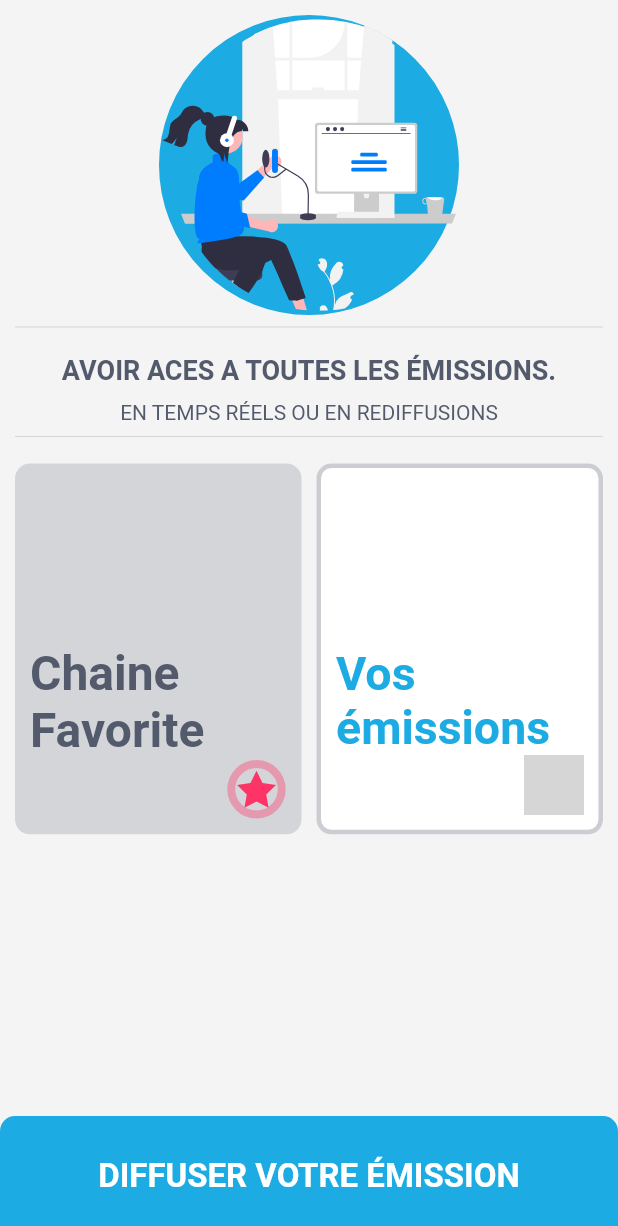
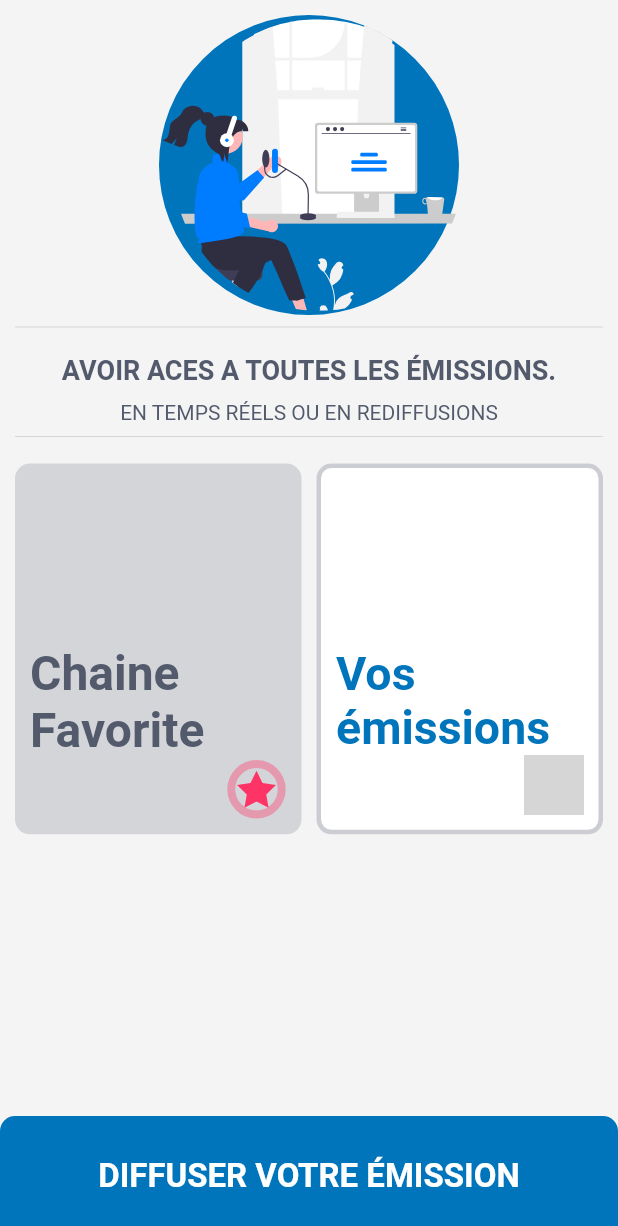
Before and after one commit to chizakasipascal/rago, a Flutter app: the screen it shows after launch, after a tap on "Connexion", after a tap on "Programme", on a phone screen of 412 x 824 dp. Shown: the top 1226 px of the screen. Run offline on Flutter 3.47's test engine with Material 2 defaults, Android fonts, the phone set to English and light mode, and no system bars; our stand-ins replace flutter_svg, google_fonts, lottie; grey boxes are pictures that could not be loaded.

Commit message:
organisation du code

```diff
--- a/lib/src/app.dart
+++ b/lib/src/app.dart
@@ -15,8 +15,8 @@ class Rago extends StatelessWidget {
       DeviceOrientation.portraitUp,
     ]);
     SystemChrome.setSystemUIOverlayStyle(const SystemUiOverlayStyle(
-      systemNavigationBarColor: slateBlue, // navigation bar color
-      statusBarColor: slateBlue, // status bar color
+      systemNavigationBarColor: kBlue, // navigation bar color
+      statusBarColor: Colors.transparent, // status bar color
     ));
     return MaterialApp(
       debugShowCheckedModeBanner: false,
--- a/lib/src/constante/app_theme.dart
+++ b/lib/src/constante/app_theme.dart
@@ -3,12 +3,12 @@ import 'package:rago/src/utils/colors.dart';
 
 final ThemeData themeData = ThemeData(
   visualDensity: VisualDensity.adaptivePlatformDensity,
-  scaffoldBackgroundColor: whiteTrasparent,
-  backgroundColor: background,
-  primaryColor: background,
+  scaffoldBackgroundColor: kWhiteTrasparent,
+  backgroundColor: kBackground,
+  primaryColor: kBackground,
   textSelectionTheme: TextSelectionThemeData(
-    cursorColor: grey.withOpacity(.5),
+    cursorColor: kGrey.withOpacity(.5),
   ),
-  splashColor: background,
-  colorScheme: ColorScheme.fromSwatch().copyWith(secondary: background),
+  splashColor: kBlue.withOpacity(.4),
+  colorScheme: ColorScheme.fromSwatch().copyWith(secondary: kBackground),
 );
--- a/lib/src/utils/colors.dart
+++ b/lib/src/utils/colors.dart
@@ -1,12 +1,12 @@
 import 'dart:ui';
 import 'package:flutter/material.dart';
 
-const whiteColor = Color(0xFFFFFFFF);
-const blackColor = Color.fromARGB(255, 0, 0, 0);
+const kWhiteColor = Color(0xFFFFFFFF);
+const kBlackColor = Color.fromARGB(255, 0, 0, 0);
 //const blackColor = Color(0xFF393938);
-const background = Color(0xFFffffff);
-const grey = Color(0xff525A6C);
-const whiteTrasparent = Color.fromRGBO(244, 244, 244, 1.0);
-const red = Color(0xFFdf2b13);
-const slateBlue = Color(0xFF1CABE2);
-const orange = Color(0xFFeea73a);
+const kBackground = Color(0xFFffffff);
+const kGrey = Color(0xff525A6C);
+const kWhiteTrasparent = Color.fromRGBO(244, 244, 244, 1.0);
+const kRed = Color(0xFFdf2b13);
+const kBlue = Color(0xFF0075BC);
+const kOrange = Color(0xFFeea73a);
--- a/lib/src/views/screens/accuil.dart
+++ b/lib/src/views/screens/accuil.dart
@@ -49,7 +49,7 @@ class Acceuil extends StatelessWidget {
                         child: Container(
                           width: size.width * .6,
                           height: 50,
-                          color: slateBlue,
+                          color: kBlue,
                           child: Center(
                             child: Padding(
                               padding:
@@ -61,14 +61,14 @@ class Acceuil extends StatelessWidget {
                                   Text(
                                     "Programme",
                                     style: TextStyle(
-                                      color: whiteColor,
+                                      color: kWhiteColor,
                                       fontSize: FontSize.small,
                                     ),
                                   ),
                                   Icon(
                                     Icons.radio,
                                     size: IconSize.sizeIcon,
-                                    color: whiteColor,
+                                    color: kWhiteColor,
                                   )
                                 ],
                               ),
@@ -88,7 +88,7 @@ class Acceuil extends StatelessWidget {
                           width: size.width * .54,
                           height: 50,
                           decoration: const BoxDecoration(
-                            color: whiteColor,
+                            color: kWhiteColor,
                             borderRadius: BorderRadius.only(
                               topRight: Radius.circular(25),
                               bottomRight: Radius.circular(25),
@@ -101,14 +101,14 @@ class Acceuil extends StatelessWidget {
                                 Text(
                                   "Acceuil",
                                   style: TextStyle(
-                                    color: slateBlue,
+                                    color: kBlue,
                                     fontSize: FontSize.small,
                                   ),
                                 ),
                                 Icon(
                                   Icons.home,
                                   size: IconSize.sizeIcon,
-                                  color: slateBlue,
+                                  color: kBlue,
                                 )
                               ],
                             ),
@@ -126,7 +126,7 @@ class Acceuil extends StatelessWidget {
                 width: size.width,
                 height: size.height * .67,
                 decoration: const BoxDecoration(
-                  color: slateBlue,
+                  color: kBlue,
                 ),
                 child: Stack(
                   children: [
--- a/lib/src/views/screens/emissions.dart
+++ b/lib/src/views/screens/emissions.dart
@@ -23,10 +23,10 @@ class Emissions extends StatelessWidget {
                   height: 200,
                   width: 200,
                   decoration: BoxDecoration(
-                    color: slateBlue,
+                    color: kBlue,
                     shape: BoxShape.circle,
                     border: Border.all(
-                      color: slateBlue,
+                      color: kBlue,
                       width: 2,
                     ),
                   ),
@@ -42,7 +42,7 @@ class Emissions extends StatelessWidget {
                 style: GoogleFonts.roboto(
                   fontSize: FontSize.meduim,
                   fontWeight: FontWeight.bold,
-                  color: grey,
+                  color: kGrey,
                 ),
               ),
               const SizedBox(height: 10),
@@ -51,7 +51,7 @@ class Emissions extends StatelessWidget {
                 style: GoogleFonts.roboto(
                   fontSize: FontSize.small,
                   fontWeight: FontWeight.normal,
-                  color: grey,
+                  color: kGrey,
                 ),
               ),
               const Divider(),
@@ -63,7 +63,7 @@ class Emissions extends StatelessWidget {
                       height: size.height * .3,
                       width: size.width * .5,
                       decoration: BoxDecoration(
-                        color: grey.withOpacity(.2),
+                        color: kGrey.withOpacity(.2),
                         borderRadius: BorderRadius.circular(10),
                       ),
                       child: Stack(
@@ -88,7 +88,7 @@ class Emissions extends StatelessWidget {
                                 style: GoogleFonts.roboto(
                                   fontSize: FontSize.lard + 10,
                                   fontWeight: FontWeight.bold,
-                                  color: grey,
+                                  color: kGrey,
                                 ),
                               ),
                             ),
@@ -103,9 +103,9 @@ class Emissions extends StatelessWidget {
                       height: size.height * .3,
                       width: size.width * .5,
                       decoration: BoxDecoration(
-                        color: whiteColor,
+                        color: kWhiteColor,
                         border: Border.all(
-                          color: grey.withOpacity(.3),
+                          color: kGrey.withOpacity(.3),
                           width: 3,
                         ),
                         borderRadius: BorderRadius.circular(10),
@@ -138,7 +138,7 @@ class Emissions extends StatelessWidget {
                                 style: GoogleFonts.roboto(
                                   fontSize: FontSize.lard + 9,
                                   fontWeight: FontWeight.bold,
-                                  color: slateBlue,
+                                  color: kBlue,
                                 ),
                               ),
                             ),
@@ -156,7 +156,7 @@ class Emissions extends StatelessWidget {
           height: 80,
           width: size.width,
           decoration: const BoxDecoration(
-            color: slateBlue,
+            color: kBlue,
             borderRadius: BorderRadius.only(
               topLeft: Radius.circular(10),
               topRight: Radius.circular(10),
@@ -170,7 +170,7 @@ class Emissions extends StatelessWidget {
                 style: GoogleFonts.roboto(
                   fontSize: FontSize.lard,
                   fontWeight: FontWeight.bold,
-                  color: whiteColor,
+                  color: kWhiteColor,
                 ),
               ),
             ],
--- a/lib/src/views/screens/homeScreen.dart
+++ b/lib/src/views/screens/homeScreen.dart
@@ -32,8 +32,7 @@ class HomeScreen extends StatelessWidget {
                                 margin: const EdgeInsets.all(3),
                                 decoration: BoxDecoration(
                                   shape: BoxShape.circle,
-                                  border:
-                                      Border.all(color: slateBlue, width: 3),
+                                  border: Border.all(color: kBlue, width: 3),
                                   image: const DecorationImage(
                                     image: AssetImage(Assets.radioOn),
                                     fit: BoxFit.contain,
@@ -46,7 +45,7 @@ class HomeScreen extends StatelessWidget {
                                 style: TextStyle(
                                   fontSize: 12,
                                   fontWeight: FontWeight.normal,
-                                  color: grey,
+                                  color: kGrey,
                                 ),
                               ),
                               const Divider()
@@ -61,7 +60,7 @@ class HomeScreen extends StatelessWidget {
                     const VerticalDivider(
                       width: 0,
                       thickness: 1,
-                      color: grey,
+                      color: kGrey,
                     ),
                     Expanded(
                       flex: 8,
@@ -85,7 +84,7 @@ class HomeScreen extends StatelessWidget {
                                       style: TextStyle(
                                         fontSize: 30,
                                         fontWeight: FontWeight.bold,
-                                        color: red,
+                                        color: kRed,
                                       ),
                                     ),
                                     Spacer(),
@@ -94,7 +93,7 @@ class HomeScreen extends StatelessWidget {
                                       style: TextStyle(
                                         fontSize: 12,
                                         fontWeight: FontWeight.normal,
-                                        color: grey,
+                                        color: kGrey,
                                       ),
                                     ),
                                   ],
@@ -136,7 +135,7 @@ class HomeScreen extends StatelessWidget {
                                             width: 45,
                                             child: Container(
                                               decoration: BoxDecoration(
-                                                color: grey.withOpacity(.3),
+                                                color: kGrey.withOpacity(.3),
                                                 borderRadius:
                                                     BorderRadius.circular(10),
                                               ),
@@ -148,7 +147,7 @@ class HomeScreen extends StatelessWidget {
                                             width: 45,
                                             child: Container(
                                               decoration: BoxDecoration(
-                                                color: grey.withOpacity(.3),
+                                                color: kGrey.withOpacity(.3),
                                                 borderRadius:
                                                     BorderRadius.circular(10),
                                               ),
@@ -161,7 +160,7 @@ class HomeScreen extends StatelessWidget {
                                             width: 45,
                                             child: Container(
                                               decoration: BoxDecoration(
-                                                color: grey.withOpacity(.3),
+                                                color: kGrey.withOpacity(.3),
                                                 borderRadius:
                                                     BorderRadius.circular(10),
                                               ),
@@ -182,7 +181,7 @@ class HomeScreen extends StatelessWidget {
                                   style: TextStyle(
                                     fontSize: 16,
                                     fontWeight: FontWeight.bold,
-                                    color: blackColor,
+                                    color: kBlackColor,
                                   ),
                                 ),
                               ),
@@ -194,7 +193,7 @@ class HomeScreen extends StatelessWidget {
                                   style: TextStyle(
                                     fontSize: 12,
                                     fontWeight: FontWeight.normal,
-                                    color: grey,
+                                    color: kGrey,
                                   ),
                                 ),
                               ),
@@ -215,7 +214,7 @@ class HomeScreen extends StatelessWidget {
                                         style: TextStyle(
                                           fontSize: 16,
                                           fontWeight: FontWeight.bold,
-                                          color: blackColor,
+                                          color: kBlackColor,
                                         ),
                                       ),
                                       SizedBox(width: 10),
@@ -224,7 +223,7 @@ class HomeScreen extends StatelessWidget {
                                         style: TextStyle(
                                           fontSize: 16,
                                           fontWeight: FontWeight.bold,
-                                          color: blackColor,
+                                          color: kBlackColor,
                                         ),
                                       ),
                                     ],
@@ -242,14 +241,14 @@ class HomeScreen extends StatelessWidget {
                                         style: TextStyle(
                                           fontSize: 14,
                                           fontWeight: FontWeight.bold,
-                                          color: blackColor,
+                                          color: kBlackColor,
                                         ),
                                       ),
                                       Text(
                                         "voir plus >",
                                         style: TextStyle(
                                           fontWeight: FontWeight.normal,
-                                          color: grey,
+                                          color: kGrey,
                                         ),
                                       ),
                                     ],
@@ -261,7 +260,7 @@ class HomeScreen extends StatelessWidget {
                                     style: TextStyle(
                                       fontSize: 14,
                                       fontWeight: FontWeight.bold,
-                                      color: blackColor,
+                                      color: kBlackColor,
                                     ),
                                   ),
                                   subtitle: Row(
@@ -273,14 +272,14 @@ class HomeScreen extends StatelessWidget {
                                         style: TextStyle(
                                           fontWeight: FontWeight.normal,
                                           fontSize: 10,
-                                          color: grey,
+                                          color: kGrey,
                                         ),
                                       ),
                                       Text(
                                         " ALIN CHUMA",
                                         style: TextStyle(
                                           fontSize: 10,
-                                          color: grey,
+                                          color: kGrey,
                                         ),
                                       ),
                                     ],
@@ -297,7 +296,7 @@ class HomeScreen extends StatelessWidget {
                                     style: TextStyle(
                                       fontSize: 14,
                                       fontWeight: FontWeight.bold,
-                                      color: blackColor,
+                                      color: kBlackColor,
                                     ),
                                   ),
                                   subtitle: Row(
@@ -309,14 +308,14 @@ class HomeScreen extends StatelessWidget {
                                         style: TextStyle(
                                           fontWeight: FontWeight.normal,
                                           fontSize: 10,
-                                          color: grey,
+                                          color: kGrey,
                                         ),
                                       ),
                                       Text(
                                         " KITOTKO sHUKURU",
                                         style: TextStyle(
                                           fontSize: 10,
-                                          color: grey,
+                                          color: kGrey,
                                         ),
                                       ),
                                     ],
@@ -333,7 +332,7 @@ class HomeScreen extends StatelessWidget {
                                     style: TextStyle(
                                       fontSize: 14,
                                       fontWeight: FontWeight.bold,
-                                      color: blackColor,
+                                      color: kBlackColor,
                                     ),
                                   ),
                                   subtitle: Row(
@@ -345,14 +344,14 @@ class HomeScreen extends StatelessWidget {
                                         style: TextStyle(
                                           fontWeight: FontWeight.normal,
                                           fontSize: 10,
-                                          color: grey,
+                                          color: kGrey,
                                         ),
                                       ),
                                       Text(
                                         " ALIN CHUMA",
                                         style: TextStyle(
                                           fontSize: 10,
-                                          color: grey,
+                                          color: kGrey,
                                         ),
                                       ),
                                     ],
@@ -379,7 +378,7 @@ class HomeScreen extends StatelessWidget {
                 child: Container(
                   height: size.height / 9,
                   decoration: BoxDecoration(
-                    color: whiteColor,
+                    color: kWhiteColor,
                     boxShadow: [
                       BoxShadow(
                         color: Colors.black.withOpacity(.2),
@@ -399,7 +398,7 @@ class HomeScreen extends StatelessWidget {
                               onPressed: () {},
                               icon: const Icon(
                                 Icons.menu,
-                                color: blackColor,
+                                color: kBlackColor,
                               ),
                             ),
                           ),
@@ -417,7 +416,7 @@ class HomeScreen extends StatelessWidget {
                                   style: TextStyle(
                                     fontSize: 16,
                                     fontWeight: FontWeight.bold,
-                                    color: blackColor,
+                                    color: kBlackColor,
                                   ),
                                 ),
                                 Text(
@@ -425,7 +424,7 @@ class HomeScreen extends StatelessWidget {
                                   style: TextStyle(
                                     fontSize: 12,
                                     fontWeight: FontWeight.normal,
-                                    color: grey,
+                                    color: kGrey,
                                   ),
                                 ),
                               ],
@@ -433,7 +432,7 @@ class HomeScreen extends StatelessWidget {
                           ),
                         ),
                         FloatingActionButton(
-                          backgroundColor: whiteColor,
+                          backgroundColor: kWhiteColor,
                           onPressed: () {},
                           child: Container(
                             margin: const EdgeInsets.all(3),
--- a/lib/src/views/screens/login.dart
+++ b/lib/src/views/screens/login.dart
@@ -18,11 +18,9 @@ class Login extends StatefulWidget {
 class _LoginState extends State<Login> {
   @override
   Widget build(BuildContext context) {
-    bool isView = false;
     final size = MediaQuery.of(context).size;
     return Scaffold(
-      body: SingleChildScrollView(
-        child: Padding(
+      body: Padding(
         padding: const EdgeInsets.all(20.0),
         child: Column(
           mainAxisAlignment: MainAxisAlignment.center,
@@ -39,7 +37,7 @@ class _LoginState extends State<Login> {
               height: size.height * .5,
               width: size.width,
               decoration: BoxDecoration(
-                  color: whiteColor,
+                color: kWhiteColor,
                 borderRadius: BorderRadius.circular(20),
               ),
               child: Padding(
@@ -51,7 +49,7 @@ class _LoginState extends State<Login> {
                       "Login",
                       style: GoogleFonts.roboto(
                         textStyle: const TextStyle(
-                            color: grey,
+                          color: kGrey,
                           fontSize: FontSize.lard,
                           fontWeight: FontWeight.bold,
                         ),
@@ -62,7 +60,7 @@ class _LoginState extends State<Login> {
                     Container(
                       height: 45,
                       decoration: BoxDecoration(
-                          border: Border.all(color: slateBlue),
+                        border: Border.all(color: kBlue),
                         borderRadius: BorderRadius.circular(10),
                       ),
                       child: Center(
@@ -80,7 +78,7 @@ class _LoginState extends State<Login> {
                     Container(
                       height: 45,
                       decoration: BoxDecoration(
-                          border: Border.all(color: slateBlue),
+                        border: Border.all(color: kBlue),
                         borderRadius: BorderRadius.circular(10),
                       ),
                       child: Center(
@@ -114,7 +112,7 @@ class _LoginState extends State<Login> {
                             "Connexion",
                             style: GoogleFonts.roboto(
                               textStyle: const TextStyle(
-                                  color: whiteColor,
+                                color: kWhiteColor,
                                 fontSize: FontSize.small,
                               ),
                             ),
@@ -129,7 +127,6 @@ class _LoginState extends State<Login> {
           ],
         ),
       ),
-      ),
     );
   }
 }
--- a/lib/src/views/widgets/backgroundblur.dart
+++ b/lib/src/views/widgets/backgroundblur.dart
@@ -9,7 +9,7 @@ class BackgroundBlur extends StatelessWidget {
     key,
     this.sigmaX = 5.0,
     this.sigmaY = 5.0,
-    this.child,
+    required this.child,
   }) : super(key: key);
 
   @override
--- a/lib/src/views/widgets/fistOption.dart
+++ b/lib/src/views/widgets/fistOption.dart
@@ -11,11 +11,11 @@ class FirstOptions extends StatelessWidget {
   final VoidCallback onTap;
   const FirstOptions({
     key,
-    this.description,
-    this.widget,
-    this.color,
+    required this.description,
+    required this.widget,
+    required this.color,
     this.indexSelect = true,
-    this.onTap,
+    required this.onTap,
   }) : super(key: key);
 
   @override
@@ -29,7 +29,7 @@ class FirstOptions extends StatelessWidget {
           color: Colors.transparent,
           borderRadius: BorderRadius.circular(40),
           border: Border.all(
-            color: indexSelect ? slateBlue : grey.withOpacity(.5),
+            color: indexSelect ? kBlue : kGrey.withOpacity(.5),
             width: 2.0,
           ),
         ),
@@ -46,7 +46,7 @@ class FirstOptions extends StatelessWidget {
               description,
               style: GoogleFonts.roboto(
                 textStyle: const TextStyle(
-                  color: grey,
+                  color: kGrey,
                   letterSpacing: .5,
                   fontWeight: FontWeight.bold,
                 ),
--- a/lib/src/views/widgets/textbox/text_box.dart
+++ b/lib/src/views/widgets/textbox/text_box.dart
@@ -7,13 +7,13 @@ typedef String Validator(string);
 typedef void OnSaved(string);
 
 Widget buildTextBox(
-    {String hint,
-    Widget suffixIcon,
-    Widget prefixIcon,
-    TextEditingController controller,
-    String label,
-    Validator validator,
-    OnSaved onSaved,
+    {String? hint,
+    Widget? suffixIcon,
+    Widget? prefixIcon,
+    TextEditingController? controller,
+    String? label,
+    Validator? validator,
+    OnSaved? onSaved,
     TextInputType inputType = TextInputType.text,
     bool enable = true,
     bool isPassword = false}) {
@@ -32,14 +32,14 @@ Widget buildTextBox(
       labelText: label,
       labelStyle: GoogleFonts.roboto(
         textStyle: const TextStyle(
-          color: grey,
+          color: kGrey,
           fontSize: FontSize.small,
         ),
       ),
       hintText: hint,
       hintStyle: GoogleFonts.roboto(
         textStyle: const TextStyle(
-          color: grey,
+          color: kGrey,
           fontSize: FontSize.small,
         ),
       ),
```
Lines whose indentation alone changed are shown as unchanged.
